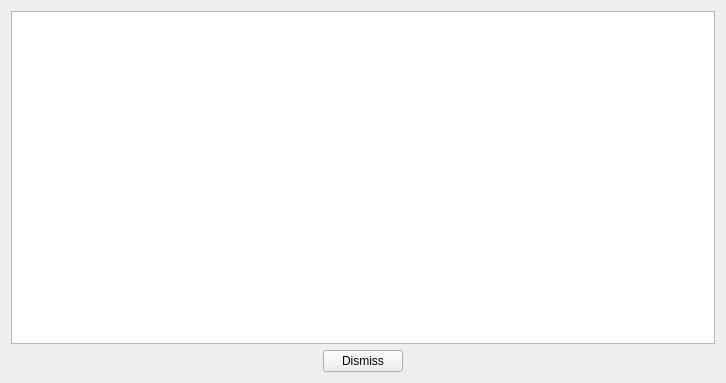
Before: the Qt Designer form IDE/GUI/widgets/WelcomeWidget/WelcomeWidget.ui in AbyssAbbeba/MDS-picoblaze-AVR-ide, drawn with Qt 5.
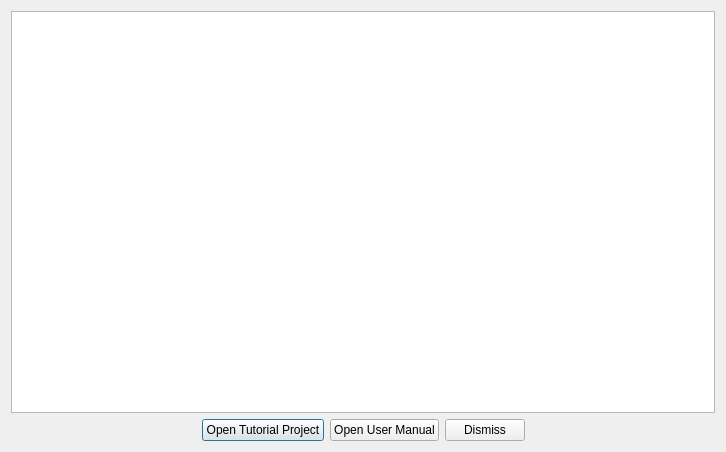
After: the same form once the commit is applied. Icons and pictures are not drawn.

```diff
--- a/IDE/GUI/widgets/WelcomeWidget/WelcomeWidget.ui
+++ b/IDE/GUI/widgets/WelcomeWidget/WelcomeWidget.ui
@@ -10,7 +10,7 @@
     <x>0</x>
     <y>0</y>
     <width>726</width>
-    <height>383</height>
+    <height>452</height>
    </rect>
   </property>
   <property name="windowTitle">
@@ -34,7 +34,7 @@
      </property>
     </spacer>
    </item>
-   <item row="1" column="1">
+   <item row="1" column="3">
     <widget class="QPushButton" name="pushButtonDismiss">
      <property name="text">
       <string>Dismiss</string>
@@ -42,21 +42,42 @@
     </widget>
    </item>
    <item row="1" column="2">
-    <spacer name="horizontalSpacer_2">
-     <property name="orientation">
-      <enum>Qt::Horizontal</enum>
+    <widget class="QPushButton" name="pushButtonManual">
+     <property name="text">
+      <string>Open User Manual</string>
      </property>
-     <property name="sizeHint" stdset="0">
-      <size>
-       <width>40</width>
-       <height>20</height>
-      </size>
-     </property>
-    </spacer>
+    </widget>
    </item>
-   <item row="0" column="0" colspan="3">
+   <item row="0" column="0" colspan="5">
     <widget class="QTextBrowser" name="textBrowser"/>
    </item>
+   <item row="1" column="1">
+    <widget class="QPushButton" name="pushButtonTutorial">
+     <property name="text">
+      <string>Open Tutorial Project</string>
+     </property>
+     <property name="icon">
+      <iconset resource="../../icons.qrc">
+       <normaloff>:/resources/icons/bookmark.png</normaloff>:/resources/icons/bookmark.png</iconset>
+     </property>
+     <property name="default">
+      <bool>true</bool>
+     </property>
+    </widget>
+   </item>
+   <item row="1" column="4">
+    <spacer name="horizontalSpacer_2">
+     <property name="orientation">
+      <enum>Qt::Horizontal</enum>
+     </property>
+     <property name="sizeHint" stdset="0">
+      <size>
+       <width>40</width>
+       <height>20</height>
+      </size>
+     </property>
+    </spacer>
+   </item>
   </layout>
  </widget>
  <resources>
```
Left out of the diff: 2 changed lines with no effect on the pictures.
